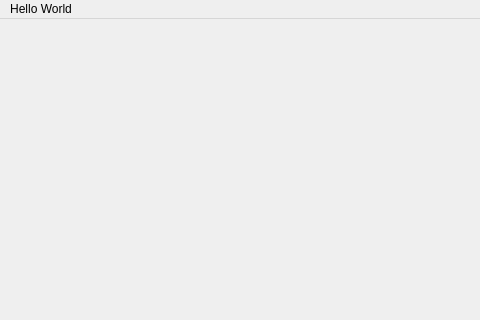
Before: the Qt Designer form tradei_mainwindow.ui in ledonneangelo02/Trade-I, drawn with Qt 5; both pictures show x 0 to 480 and y 0 to 320 of the 800 by 600 pixel window.
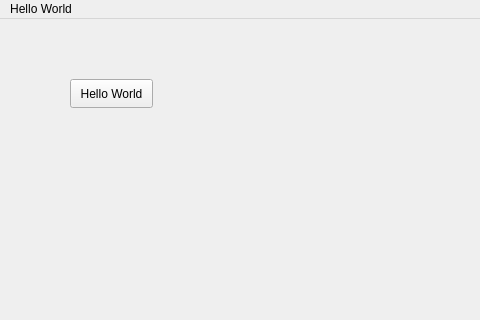
After: the same form once the commit is applied.

Commit message: Playing with Buttons

```diff
--- a/tradei_mainwindow.ui
+++ b/tradei_mainwindow.ui
@@ -13,7 +13,21 @@
   <property name="windowTitle">
    <string>TradeI_MainWindow</string>
   </property>
-  <widget class="QWidget" name="centralwidget"/>
+  <widget class="QWidget" name="centralwidget">
+   <widget class="QPushButton" name="Hello_World">
+    <property name="geometry">
+     <rect>
+      <x>70</x>
+      <y>60</y>
+      <width>83</width>
+      <height>29</height>
+     </rect>
+    </property>
+    <property name="text">
+     <string>Hello World</string>
+    </property>
+   </widget>
+  </widget>
   <widget class="QMenuBar" name="menubar">
    <property name="geometry">
     <rect>
```
The commit also changes 13 other files.
